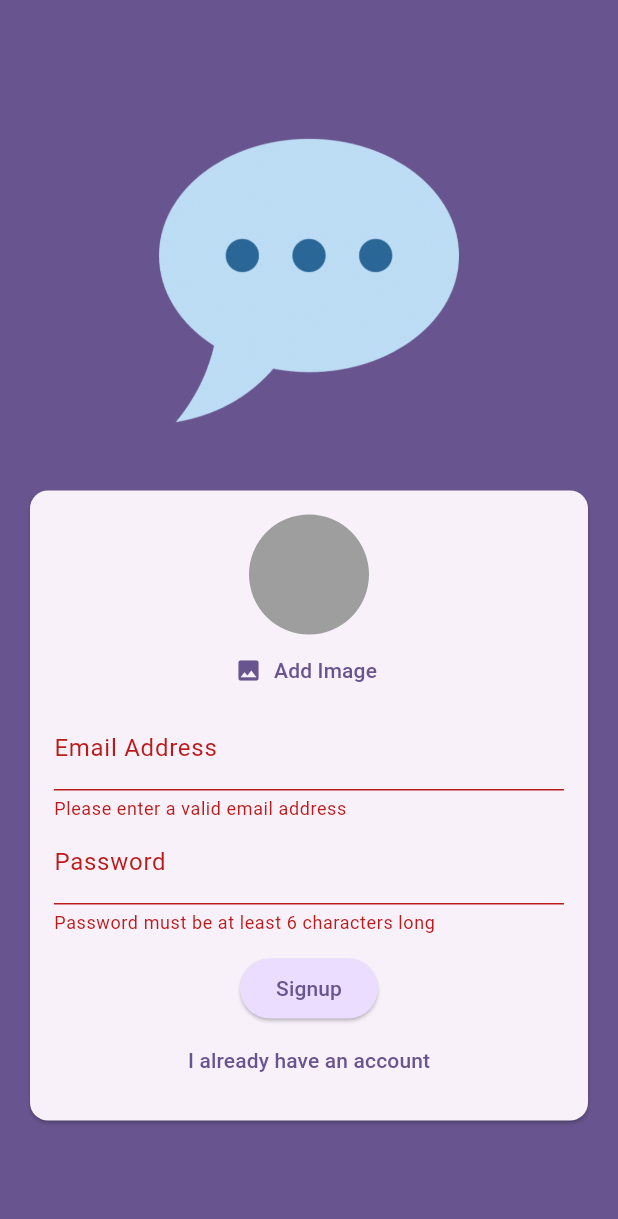
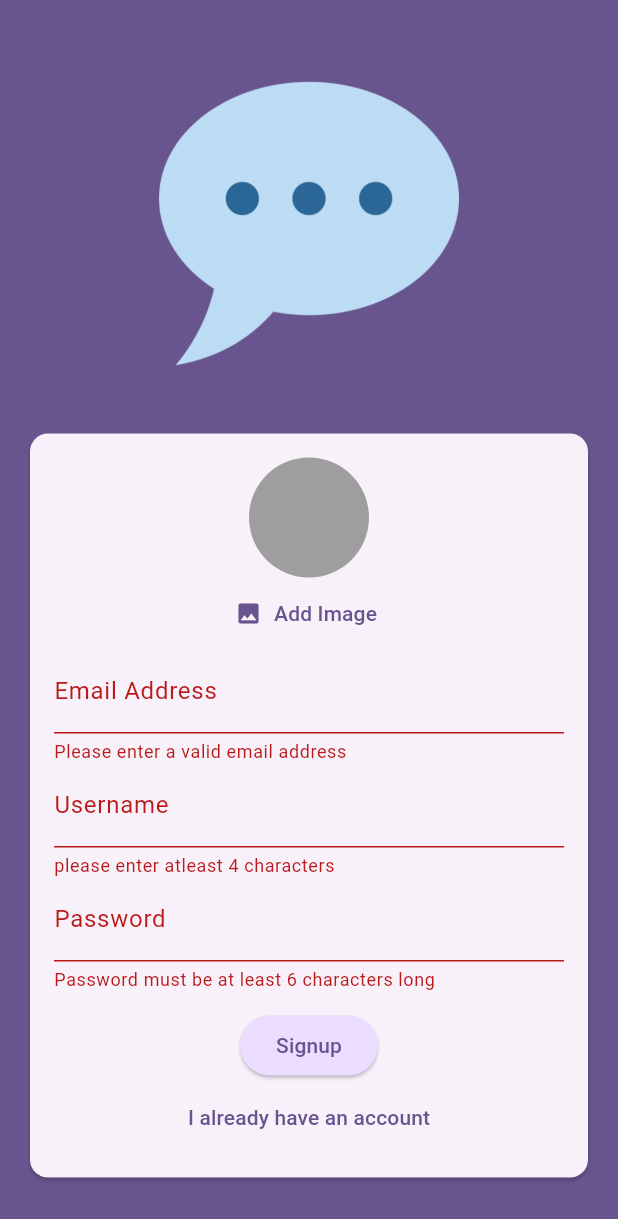
Before and after one commit to sanashajiya/chat_app, a Flutter app: the screen it shows after launch, after a tap on "Login", after a tap on "Create an account", after a tap on "Signup", on a phone screen of 412 x 824 dp. Shown: the top 1219 px of the screen. Run offline on Flutter 3.47's test engine with Material 3 defaults, Android fonts, the phone set to English and light mode, and no system bars; our stand-ins replace cloud_firestore, firebase_auth, firebase_core, firebase_storage, image_picker; accounts and stored records are empty; generated files the repository leaves out were written again.

```diff
--- a/lib/screens/auth.dart
+++ b/lib/screens/auth.dart
@@ -1,6 +1,7 @@
 import 'dart:io';
 
 import 'package:chat_app/widgets/user_image_picker.dart';
+import 'package:cloud_firestore/cloud_firestore.dart';
 import 'package:firebase_storage/firebase_storage.dart';
 import 'package:flutter/material.dart';
 import 'package:firebase_auth/firebase_auth.dart';
@@ -19,6 +20,7 @@ class _AuthScreenState extends State<AuthScreen> {
   var _isLogin = true;
   var _enteredEmail = '';
   var _enteredPassword = '';
+  var _enteredUsername = '';
   File? _selectedImage;
   var _isAuthenticating = false;
 
@@ -55,7 +57,16 @@ class _AuthScreenState extends State<AuthScreen> {
 
         await storageRef.putFile(_selectedImage!);
         final imageUrl = await storageRef.getDownloadURL();
-        print(imageUrl);
+        // print(imageUrl);
+
+        await FirebaseFirestore.instance
+            .collection('users')
+            .doc(userCredentials.user!.uid)
+            .set({
+              'username': _enteredUsername,
+              'email': _enteredEmail,
+              'image_url': imageUrl
+            });
       }
     } on FirebaseAuthException catch (e) {
       ScaffoldMessenger.of(context).clearSnackBars();
@@ -63,8 +74,8 @@ class _AuthScreenState extends State<AuthScreen> {
         SnackBar(content: Text(e.message ?? 'Authentication failed')),
       );
       setState(() {
-      _isAuthenticating = false;
-    });
+        _isAuthenticating = false;
+      });
     }
   }
 
@@ -122,6 +133,22 @@ class _AuthScreenState extends State<AuthScreen> {
                               _enteredEmail = value!;
                             },
                           ),
+                          if(!_isLogin)
+                            TextFormField(
+                              decoration: InputDecoration(
+                                labelText: 'Username',
+                              ),
+                              enableSuggestions: false,
+                              validator: (value) {
+                                if (value == null || value.trim().length < 4) {
+                                  return 'please enter atleast 4 characters';
+                                }
+                                return null;
+                              },
+                              onSaved: (value) {
+                                _enteredUsername = value!;
+                              },
+                            ),
                           TextFormField(
                             decoration: InputDecoration(labelText: 'Password'),
                             obscureText: true,
@@ -136,8 +163,7 @@ class _AuthScreenState extends State<AuthScreen> {
                             },
                           ),
                           SizedBox(height: 12),
-                          if (_isAuthenticating)
-                            CircularProgressIndicator(),
+                          if (_isAuthenticating) CircularProgressIndicator(),
                           if (!_isAuthenticating)
                             ElevatedButton(
                               onPressed: _submit,
@@ -149,7 +175,7 @@ class _AuthScreenState extends State<AuthScreen> {
                               ),
                               child: Text(_isLogin ? 'Login' : 'Signup'),
                             ),
-                          if(!_isAuthenticating)
+                          if (!_isAuthenticating)
                             TextButton(
                               onPressed: () {
                                 setState(() {
--- a/pubspec.yaml
+++ b/pubspec.yaml
@@ -39,6 +39,7 @@ dependencies:
   image_picker: ^1.1.2
   shared_preferences: ^2.5.3
   firebase_storage: ^12.4.6
+  cloud_firestore: ^5.6.8
 
 dev_dependencies:
   flutter_test:
```
Also changed, not shown: pubspec.lock, 3 other files.
